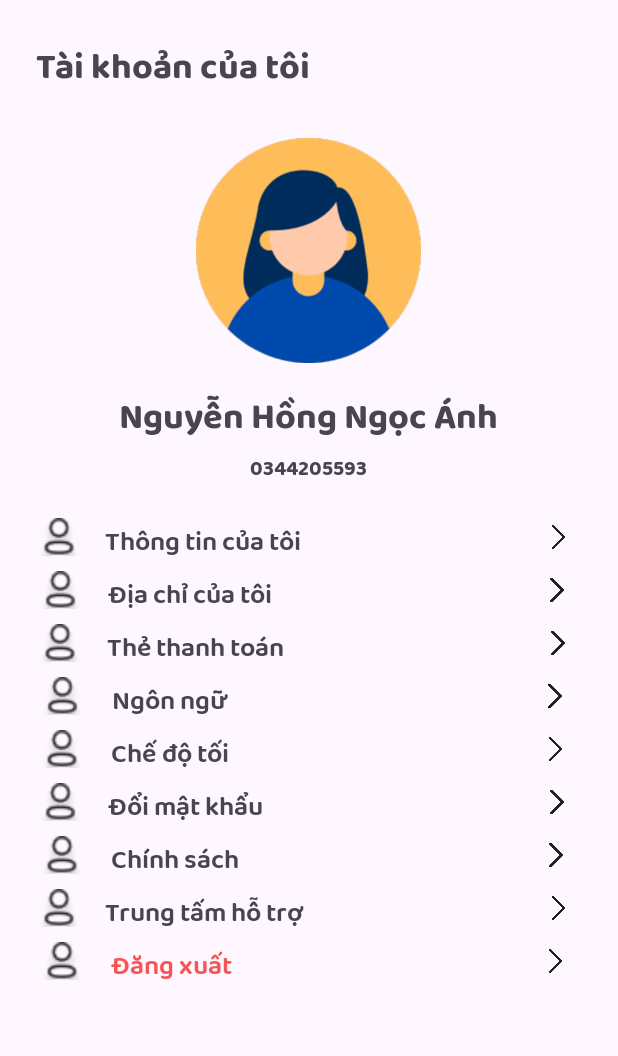
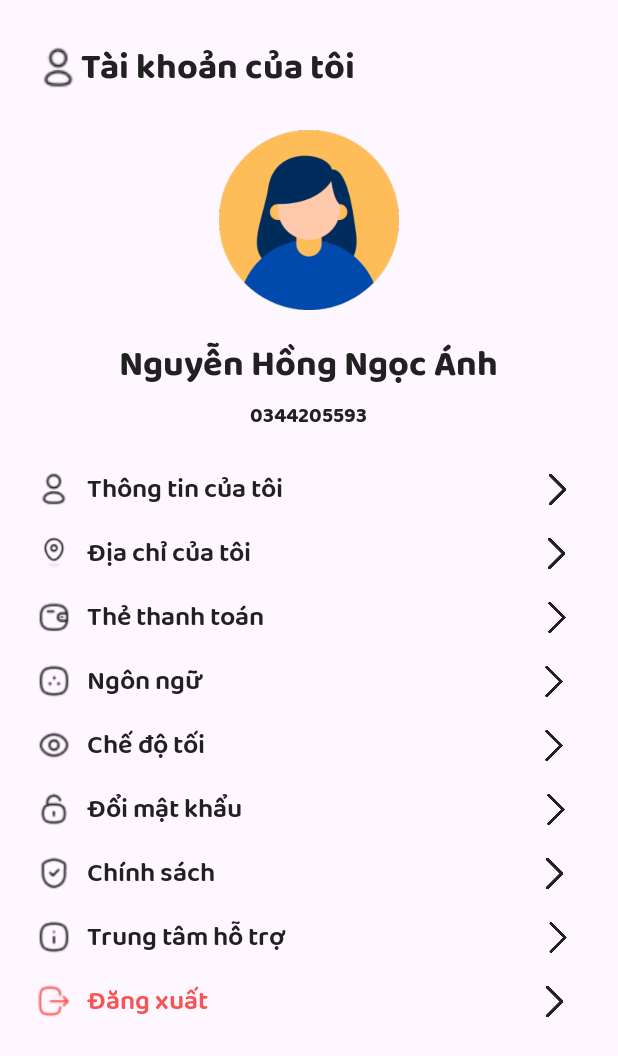
Before and after one commit to nnphuyen563/KidomToyStore, an Android app: the AccountSettingActivity screen opened directly, with no data from a screen before it, on a phone screen of 412 x 824 dp. Shown: the top 1056 px of the screen. Run offline under Robolectric (Android 15) with nearby library versions, the phone set to English and light mode, and no system bars.

Commit message:
Account, Address 1

```diff
--- a/app/src/main/AndroidManifest.xml
+++ b/app/src/main/AndroidManifest.xml
@@ -12,6 +12,12 @@
         android:supportsRtl="true"
         android:theme="@style/Theme.KidomToyStore"
         tools:targetApi="31">
+        <activity
+            android:name=".Activities.AddressNewActivity"
+            android:exported="false" />
+        <activity
+            android:name=".Activities.AdressActivity"
+            android:exported="false" />
         <activity
             android:name=".Activities.SignUpActivity"
             android:exported="false" />
--- a/app/src/main/res/layout/activity_account_setting.xml
+++ b/app/src/main/res/layout/activity_account_setting.xml
@@ -8,12 +8,23 @@
     android:padding="24dp"
     android:orientation="vertical">
 
+    <LinearLayout
+        android:layout_width="match_parent"
+        android:layout_height="wrap_content">
+<!--        Sua thanh ic logo home-->
+        <ImageView
+            android:layout_width="30dp"
+            android:layout_height="30dp"
+            android:src="@drawable/ic_profile"
+            android:layout_gravity="center_vertical"/>
         <TextView
             android:layout_width="match_parent"
             android:layout_height="wrap_content"
             android:text="Tài khoản của tôi"
             android:fontFamily="@font/baloopaaji2bold"
-            android:textSize="24sp"/>
+            android:textSize="24sp"
+            android:textColor="@color/greyscale_900"/>
+    </LinearLayout>
 
     <LinearLayout
         android:layout_width="match_parent"
@@ -21,11 +32,11 @@
         android:orientation="vertical">
         <ImageView
             android:id="@+id/imvProfilePhoto"
-            android:layout_width="150dp"
-            android:layout_height="150dp"
+            android:layout_width="120dp"
+            android:layout_height="120dp"
             android:src="@drawable/profile_photo_woman"
             android:layout_gravity="center"
-            android:layout_marginTop="25dp"/>
+            android:layout_marginTop="20dp"/>
     </LinearLayout>
 
     <TextView
@@ -36,7 +47,8 @@
         android:layout_gravity="center"
         android:layout_marginTop="15dp"
         android:fontFamily="@font/baloopaaji2bold"
-        android:textSize="24sp"/>
+        android:textSize="24sp"
+        android:textColor="@color/greyscale_900"/>
 <!--        Sau này tìm cách link với tên tài hoản người dùng-->
     <TextView
         android:id="@+id/txtProfilePhoneNumber"
@@ -46,268 +58,250 @@
         android:layout_gravity="center"
         android:fontFamily="@font/baloopaaji2bold"
         android:textSize="14sp"
-        android:layout_marginBottom="10dp"/>
+        android:layout_marginBottom="10dp"
+        android:textColor="@color/greyscale_900"/>
 
 <!--    Thông tin của tôi: PersonalInfo-->
     <LinearLayout
         android:layout_width="match_parent"
-        android:layout_height="25dp"
-        android:orientation="horizontal"
-        android:layout_marginTop="10dp"
-        android:id="@+id/llPersonalInfo">
+        android:layout_height="wrap_content"
+        android:layout_marginTop="10dp">
+        <ImageView
+            android:layout_width="24dp"
+            android:layout_height="24dp"
+            android:src="@drawable/ic_profile"
+            android:layout_gravity="center_vertical"/>
+        <TextView
+            android:layout_width="wrap_content"
+            android:layout_height="wrap_content"
+            android:layout_marginStart="10dp"
+            android:text="Thông tin của tôi"
+            android:layout_weight="10"
+            android:fontFamily="@font/baloopaaji2semibold"
+            android:textSize="18sp"
+            android:textColor="@color/greyscale_900"/>
         <ImageView
             android:layout_width="15dp"
             android:layout_height="match_parent"
             android:layout_weight="1"
-            android:src="@drawable/ic_person" />
-        <TextView
-            android:layout_width="wrap_content"
-            android:layout_height="match_parent"
-            android:layout_marginStart="15dp"
-            android:layout_weight="10"
-            android:fontFamily="@font/baloopaaji2semibold"
-            android:layout_gravity="center_vertical"
-            android:gravity="center_vertical"
-            android:text="Thông tin của tôi"
-            android:textSize="18sp" />
-        <ImageView
-            android:layout_width="15dp"
-            android:layout_height="match_parent"
-            android:layout_weight="1"
-            android:src="@drawable/ic_more" />
+            android:src="@drawable/ic_more"
+            android:layout_gravity="center_vertical"/>
     </LinearLayout>
 
 <!--Địa  chỉ của tôi - Address-->
     <LinearLayout
         android:layout_width="match_parent"
-        android:layout_height="25dp"
-        android:orientation="horizontal"
-        android:layout_marginTop="10dp"
-        android:id="@+id/llAddress">
+        android:layout_height="wrap_content"
+        android:layout_marginTop="10dp">
+        <ImageView
+            android:layout_width="24dp"
+            android:layout_height="24dp"
+            android:src="@drawable/ic_address"
+            android:layout_gravity="center_vertical"/>
+        <TextView
+            android:layout_width="wrap_content"
+            android:layout_height="wrap_content"
+            android:layout_marginStart="10dp"
+            android:text="Địa chỉ của tôi"
+            android:layout_weight="10"
+            android:fontFamily="@font/baloopaaji2semibold"
+            android:textSize="18sp"
+            android:textColor="@color/greyscale_900"/>
         <ImageView
             android:layout_width="15dp"
             android:layout_height="match_parent"
             android:layout_weight="1"
-            android:src="@drawable/ic_person" />
-        <TextView
-            android:layout_width="wrap_content"
-            android:layout_height="match_parent"
-            android:layout_marginStart="15dp"
-            android:layout_weight="10"
-            android:fontFamily="@font/baloopaaji2semibold"
-            android:layout_gravity="center_vertical"
-            android:gravity="center_vertical"
-            android:text="Địa chỉ của tôi"
-            android:textSize="18sp" />
-        <ImageView
-            android:layout_width="15dp"
-            android:layout_height="match_parent"
-            android:layout_weight="1"
-            android:src="@drawable/ic_more" />
+            android:src="@drawable/ic_more"
+            android:layout_gravity="center_vertical"/>
     </LinearLayout>
 
 <!--    Thẻ thanh toán:; PaymentCard-->
     <LinearLayout
         android:layout_width="match_parent"
-        android:layout_height="25dp"
-        android:orientation="horizontal"
-        android:layout_marginTop="10dp"
-        android:id="@+id/llPaymentCard">
+        android:layout_height="wrap_content"
+        android:layout_marginTop="10dp">
+        <ImageView
+            android:layout_width="24dp"
+            android:layout_height="24dp"
+            android:src="@drawable/ic_wallet"
+            android:layout_gravity="center_vertical"/>
+        <TextView
+            android:layout_width="wrap_content"
+            android:layout_height="wrap_content"
+            android:layout_marginStart="10dp"
+            android:text="Thẻ thanh toán"
+            android:layout_weight="10"
+            android:fontFamily="@font/baloopaaji2semibold"
+            android:textSize="18sp"
+            android:textColor="@color/greyscale_900"/>
         <ImageView
             android:layout_width="15dp"
             android:layout_height="match_parent"
             android:layout_weight="1"
-            android:src="@drawable/ic_person" />
-        <TextView
-            android:layout_width="wrap_content"
-            android:layout_height="match_parent"
-            android:layout_marginStart="15dp"
-            android:layout_weight="10"
-            android:fontFamily="@font/baloopaaji2semibold"
-            android:layout_gravity="center_vertical"
-            android:gravity="center_vertical"
-            android:text="Thẻ thanh toán"
-            android:textSize="18sp" />
-        <ImageView
-            android:layout_width="15dp"
-            android:layout_height="match_parent"
-            android:layout_weight="1"
-            android:src="@drawable/ic_more" />
+            android:src="@drawable/ic_more"
+            android:layout_gravity="center_vertical"/>
     </LinearLayout>
 
 <!--    Ngôn ngữ: ChangeLanguage-->
     <LinearLayout
         android:layout_width="match_parent"
-        android:layout_height="25dp"
-        android:orientation="horizontal"
-        android:layout_marginTop="10dp"
-        android:id="@+id/llChangeLanguage">
+        android:layout_height="wrap_content"
+        android:layout_marginTop="10dp">
+        <ImageView
+            android:layout_width="24dp"
+            android:layout_height="24dp"
+            android:src="@drawable/ic_language"
+            android:layout_gravity="center_vertical"/>
+        <TextView
+            android:layout_width="wrap_content"
+            android:layout_height="wrap_content"
+            android:layout_marginStart="10dp"
+            android:text="Ngôn ngữ"
+            android:layout_weight="10"
+            android:fontFamily="@font/baloopaaji2semibold"
+            android:textSize="18sp"
+            android:textColor="@color/greyscale_900"/>
         <ImageView
             android:layout_width="15dp"
             android:layout_height="match_parent"
             android:layout_weight="1"
-            android:src="@drawable/ic_person" />
-        <TextView
-            android:layout_width="wrap_content"
-            android:layout_height="match_parent"
-            android:layout_marginStart="15dp"
-            android:layout_weight="10"
-            android:fontFamily="@font/baloopaaji2semibold"
-            android:layout_gravity="center_vertical"
-            android:gravity="center_vertical"
-            android:text="Ngôn ngữ"
-            android:textSize="18sp" />
-        <ImageView
-            android:layout_width="15dp"
-            android:layout_height="match_parent"
-            android:layout_weight="1"
-            android:src="@drawable/ic_more" />
+            android:src="@drawable/ic_more"
+            android:layout_gravity="center_vertical"/>
     </LinearLayout>
 
 <!--    Chế độ tối: DarkMode-->
     <LinearLayout
         android:layout_width="match_parent"
-        android:layout_height="25dp"
-        android:orientation="horizontal"
-        android:layout_marginTop="10dp"
-        android:id="@+id/llDarkMode">
+        android:layout_height="wrap_content"
+        android:layout_marginTop="10dp">
+        <ImageView
+            android:layout_width="24dp"
+            android:layout_height="24dp"
+            android:src="@drawable/ic_show"
+            android:layout_gravity="center_vertical"/>
+        <TextView
+            android:layout_width="wrap_content"
+            android:layout_height="wrap_content"
+            android:layout_marginStart="10dp"
+            android:text="Chế độ tối"
+            android:layout_weight="10"
+            android:fontFamily="@font/baloopaaji2semibold"
+            android:textSize="18sp"
+            android:textColor="@color/greyscale_900"/>
         <ImageView
             android:layout_width="15dp"
             android:layout_height="match_parent"
             android:layout_weight="1"
-            android:src="@drawable/ic_person" />
-        <TextView
-            android:layout_width="wrap_content"
-            android:layout_height="match_parent"
-            android:layout_marginStart="15dp"
-            android:layout_weight="10"
-            android:fontFamily="@font/baloopaaji2semibold"
-            android:layout_gravity="center_vertical"
-            android:gravity="center_vertical"
-            android:text="Chế độ tối"
-            android:textSize="18sp" />
-        <ImageView
-            android:layout_width="15dp"
-            android:layout_height="match_parent"
-            android:layout_weight="1"
-            android:src="@drawable/ic_more" />
+            android:src="@drawable/ic_more"
+            android:layout_gravity="center_vertical"/>
     </LinearLayout>
 
 <!--    Đổi mật khẩu: ChangePassword-->
     <LinearLayout
         android:layout_width="match_parent"
-        android:layout_height="25dp"
-        android:orientation="horizontal"
-        android:layout_marginTop="10dp"
-        android:id="@+id/llChangePassword">
+        android:layout_height="wrap_content"
+        android:layout_marginTop="10dp">
+        <ImageView
+            android:layout_width="24dp"
+            android:layout_height="24dp"
+            android:src="@drawable/ic_unlock"
+            android:layout_gravity="center_vertical"/>
+        <TextView
+            android:layout_width="wrap_content"
+            android:layout_height="wrap_content"
+            android:layout_marginStart="10dp"
+            android:text="Đổi mật khẩu"
+            android:layout_weight="10"
+            android:fontFamily="@font/baloopaaji2semibold"
+            android:textSize="18sp"
+            android:textColor="@color/greyscale_900"/>
         <ImageView
             android:layout_width="15dp"
             android:layout_height="match_parent"
             android:layout_weight="1"
-            android:src="@drawable/ic_person" />
-        <TextView
-            android:layout_width="wrap_content"
-            android:layout_height="match_parent"
-            android:layout_marginStart="15dp"
-            android:layout_weight="10"
-            android:fontFamily="@font/baloopaaji2semibold"
-            android:layout_gravity="center_vertical"
-            android:gravity="center_vertical"
-            android:text="Đổi mật khẩu"
-            android:textSize="18sp" />
-        <ImageView
-            android:layout_width="15dp"
-            android:layout_height="match_parent"
-            android:layout_weight="1"
-            android:src="@drawable/ic_more" />
+            android:src="@drawable/ic_more"
+            android:layout_gravity="center_vertical"/>
     </LinearLayout>
 
 <!--    Chính sách: Policy-->
     <LinearLayout
         android:layout_width="match_parent"
-        android:layout_height="25dp"
-        android:orientation="horizontal"
-        android:layout_marginTop="10dp"
-        android:id="@+id/llPolicy">
+        android:layout_height="wrap_content"
+        android:layout_marginTop="10dp">
+        <ImageView
+            android:layout_width="24dp"
+            android:layout_height="24dp"
+            android:src="@drawable/ic_policy"
+            android:layout_gravity="center_vertical"/>
+        <TextView
+            android:layout_width="wrap_content"
+            android:layout_height="wrap_content"
+            android:layout_marginStart="10dp"
+            android:text="Chính sách"
+            android:layout_weight="10"
+            android:fontFamily="@font/baloopaaji2semibold"
+            android:textSize="18sp"
+            android:textColor="@color/greyscale_900"/>
         <ImageView
             android:layout_width="15dp"
             android:layout_height="match_parent"
             android:layout_weight="1"
-            android:src="@drawable/ic_person" />
-        <TextView
-            android:layout_width="wrap_content"
-            android:layout_height="match_parent"
-            android:layout_marginStart="15dp"
-            android:layout_weight="10"
-            android:fontFamily="@font/baloopaaji2semibold"
-            android:layout_gravity="center_vertical"
-            android:gravity="center_vertical"
-            android:text="Chính sách"
-            android:textSize="18sp" />
-        <ImageView
-            android:layout_width="15dp"
-            android:layout_height="match_parent"
-            android:layout_weight="1"
-            android:src="@drawable/ic_more" />
+            android:src="@drawable/ic_more"
+            android:layout_gravity="center_vertical"/>
     </LinearLayout>
 
 <!--    Trung tâm hỗ trợ: SupportCenter-->
     <LinearLayout
         android:layout_width="match_parent"
-        android:layout_height="25dp"
-        android:orientation="horizontal"
-        android:layout_marginTop="10dp"
-        android:id="@+id/llSupportCenter">
+        android:layout_height="wrap_content"
+        android:layout_marginTop="10dp">
+        <ImageView
+            android:layout_width="24dp"
+            android:layout_height="24dp"
+            android:src="@drawable/ic_info"
+            android:layout_gravity="center_vertical"/>
+        <TextView
+            android:layout_width="wrap_content"
+            android:layout_height="wrap_content"
+            android:layout_marginStart="10dp"
+            android:text="Trung tâm hỗ trợ"
+            android:layout_weight="10"
+            android:fontFamily="@font/baloopaaji2semibold"
+            android:textSize="18sp"
+            android:textColor="@color/greyscale_900"/>
         <ImageView
             android:layout_width="15dp"
             android:layout_height="match_parent"
             android:layout_weight="1"
-            android:src="@drawable/ic_person" />
-        <TextView
-            android:layout_width="wrap_content"
-            android:layout_height="match_parent"
-            android:layout_marginStart="15dp"
-            android:layout_weight="10"
-            android:fontFamily="@font/baloopaaji2semibold"
-            android:layout_gravity="center_vertical"
-            android:gravity="center_vertical"
-            android:text="Trung tấm hỗ trợ"
-            android:textSize="18sp" />
-        <ImageView
-            android:layout_width="15dp"
-            android:layout_height="match_parent"
-            android:layout_weight="1"
-            android:src="@drawable/ic_more" />
+            android:src="@drawable/ic_more"
+            android:layout_gravity="center_vertical"/>
     </LinearLayout>
 
 <!--    Đăng xuất: LogOut-->
     <LinearLayout
         android:layout_width="match_parent"
-        android:layout_height="25dp"
-        android:orientation="horizontal"
-        android:layout_marginTop="10dp"
-        android:id="@+id/llChangeLanguage">
+        android:layout_height="wrap_content"
+        android:layout_marginTop="10dp">
+        <ImageView
+            android:layout_width="24dp"
+            android:layout_height="24dp"
+            android:src="@drawable/ic_logout"
+            android:layout_gravity="center_vertical"/>
+        <TextView
+            android:layout_width="wrap_content"
+            android:layout_height="wrap_content"
+            android:layout_marginStart="10dp"
+            android:text="Đăng xuất"
+            android:layout_weight="10"
+            android:fontFamily="@font/baloopaaji2semibold"
+            android:textSize="18sp"
+            android:textColor="@color/error"/>
         <ImageView
             android:layout_width="15dp"
             android:layout_height="match_parent"
             android:layout_weight="1"
-            android:src="@drawable/ic_person" />
-        <TextView
-            android:layout_width="wrap_content"
-            android:layout_height="match_parent"
-            android:layout_marginStart="15dp"
-            android:layout_weight="10"
-            android:fontFamily="@font/baloopaaji2semibold"
-            android:layout_gravity="center_vertical"
-            android:gravity="center_vertical"
-            android:text="Đăng xuất"
-            android:textSize="18sp"
-            android:textColor="@color/error" />
-        <ImageView
-            android:layout_width="15dp"
-            android:layout_height="match_parent"
-            android:layout_weight="1"
-            android:src="@drawable/ic_more" />
+            android:src="@drawable/ic_more"
+            android:layout_gravity="center_vertical"/>
     </LinearLayout>
 
 
--- a/app/src/main/res/layout/activity_sign_up.xml
+++ b/app/src/main/res/layout/activity_sign_up.xml
@@ -5,7 +5,7 @@
     android:layout_width="match_parent"
     android:layout_height="match_parent"
     tools:context=".Activities.SignUpActivity"
-    android:padding="24dp"
+    android:padding="25dp"
     android:orientation="vertical">
 
     <TextView
--- a/build.gradle
+++ b/build.gradle
@@ -1,5 +1,5 @@
 // Top-level build file where you can add configuration options common to all sub-projects/modules.
 plugins {
-    id 'com.android.application' version '8.0.2' apply false
-    id 'com.android.library' version '8.0.2' apply false
+    id 'com.android.application' version '8.2.2' apply false
+    id 'com.android.library' version '8.2.2' apply false
 }
```
Also changed, not shown: app/src/main/java/com/group4/kidomtoystore/Activities/AddressNewActivity.java (added, +16 -0 lines), app/src/main/java/com/group4/kidomtoystore/Activities/AdressActivity.java (added, +16 -0 lines), app/src/main/res/layout/activity_address_new.xml (added, +9 -0 lines), app/src/main/res/layout/activity_adress.xml (added, +159 -0 lines), app/src/main/res/drawable/ic_address.png (added), app/src/main/res/drawable/ic_address_detail.png (added), app/src/main/res/drawable/ic_edit.png (added), app/src/main/res/drawable/ic_info.png (added), app/src/main/res/drawable/ic_language.png (added), app/src/main/res/drawable/ic_logout.png (added), app/src/main/res/drawable/ic_person.png (deleted), app/src/main/res/drawable/ic_policy.png (added), app/src/main/res/drawable/ic_profile.png (added), app/src/main/res/drawable/ic_show.png (added), 3 more files.
